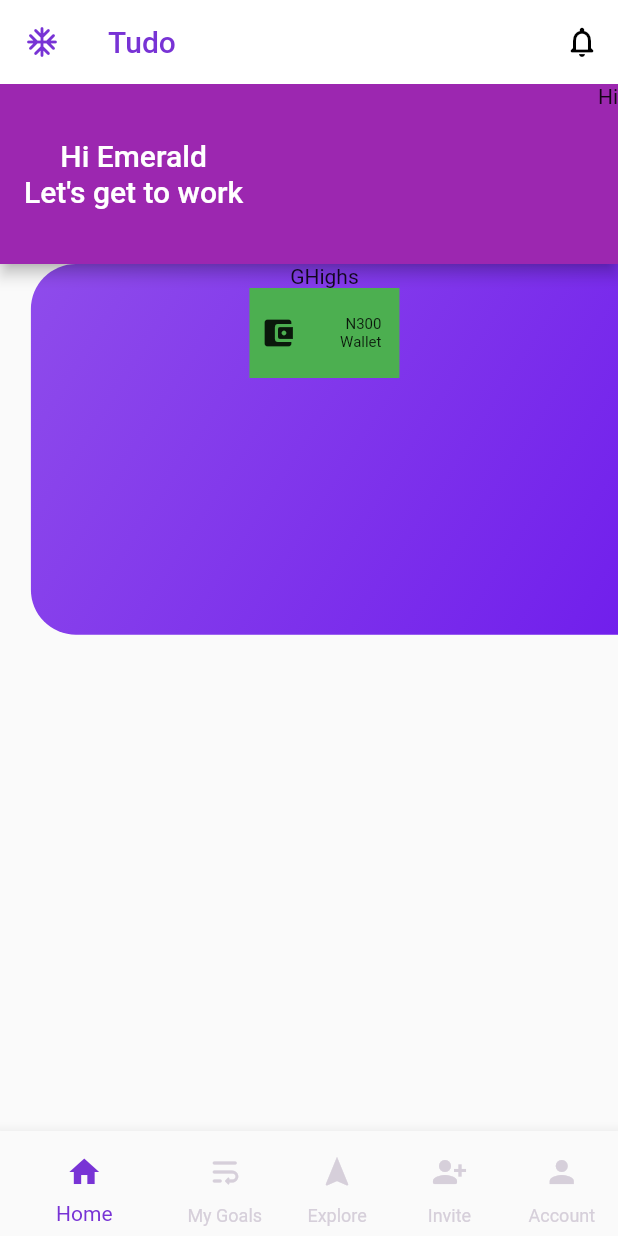
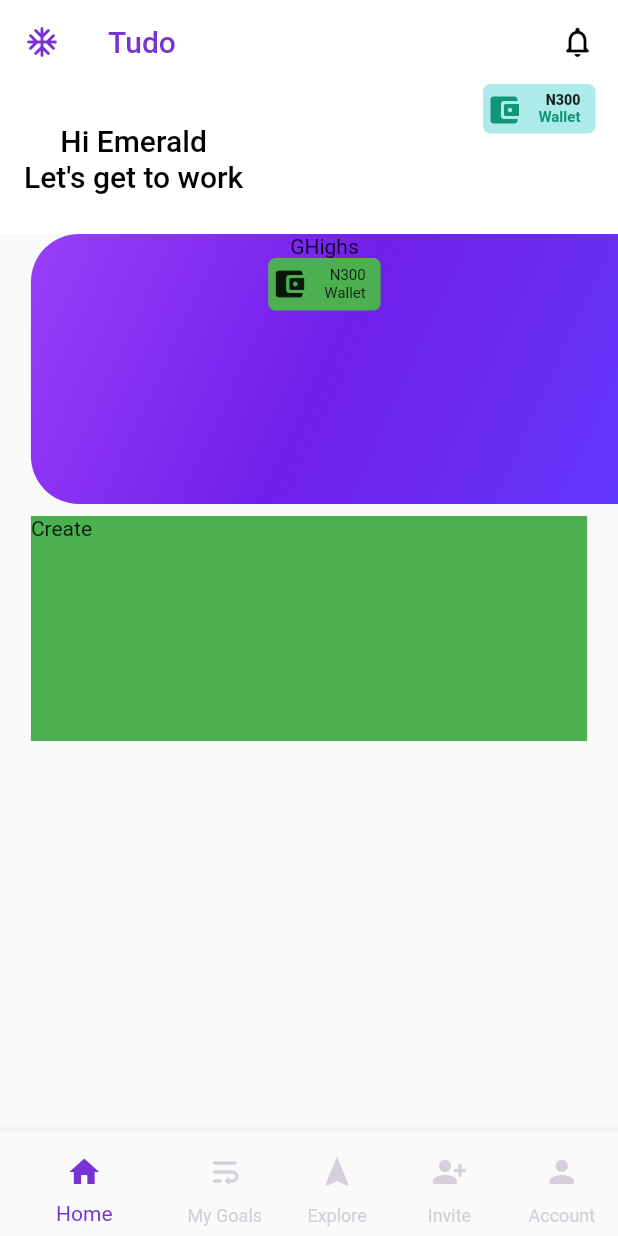
Before and after one commit to soNofNos/tudo_flutter, a Flutter app: the screen it shows after launch, on a phone screen of 412 x 824 dp. Run offline on Flutter 3.47's test engine with Material 2 defaults, Android fonts, the phone set to English and light mode, and no system bars.

Commit message:
Tudo App Presentation(Flutter)...update 10

```diff
--- a/lib/main_screen/home_screen.dart
+++ b/lib/main_screen/home_screen.dart
@@ -13,48 +13,113 @@ class _HomeState extends State<Home> {
   Widget build(BuildContext context) {
     return Scaffold(
       appBar: AppBar(
-        flexibleSpace: const Align(
-          alignment: Alignment.topRight,
-          child: Text("Hi"),
-        ),
-        toolbarHeight: 120.0,
+        backgroundColor: Colors.white,
+        bottomOpacity: 0.5,
+        elevation: 0.0,
+        toolbarHeight: 100.0,
         title: Column(
           children: const [
-            Text("Hi Emerald"),
+            Text(
+              "Hi Emerald",
+              style: TextStyle(
+                color: Colors.black,
+              ),
+            ),
             SizedBox(
               height: 1.0,
             ),
-            Text("Let's get to work"),
+            Text(
+              "Let's get to work",
+              style: TextStyle(
+                color: Colors.black,
+              ),
+            ),
+          ],
+        ),
+        flexibleSpace: Align(
+          alignment: Alignment.topRight,
+          child: Padding(
+            padding: const EdgeInsets.only(right: 15.0),
+            child: Container(
+              decoration: BoxDecoration(
+                color: const Color(0xFFACEBE9),
+                borderRadius: BorderRadius.circular(5.0),
+              ),
+              height: 33.0,
+              width: 75.0,
+              child: Padding(
+                padding: const EdgeInsets.only(
+                    top: 5.0, bottom: 5.0, left: 2.0, right: 10),
+                child: Row(
+                  mainAxisAlignment: MainAxisAlignment.center,
+                  crossAxisAlignment: CrossAxisAlignment.center,
+                  children: [
+                    const Icon(
+                      Icons.account_balance_wallet_rounded,
+                      color: Color(0xFF0F9676),
+                    ),
+                    const Spacer(),
+                    Column(
+                      mainAxisAlignment: MainAxisAlignment.center,
+                      crossAxisAlignment: CrossAxisAlignment.end,
+                      children: const [
+                        Text(
+                          "N300",
+                          style: TextStyle(
+                            fontSize: 9.5,
+                            fontWeight: FontWeight.w900,
+                          ),
+                        ),
+                        Text(
+                          "Wallet",
+                          style: TextStyle(
+                            color: Color(0xFF0F9676),
+                            fontSize: 10.0,
+                            fontWeight: FontWeight.w700,
+                          ),
+                        ),
+                      ],
+                    )
                   ],
                 ),
               ),
-      body: Stack(children: <Widget>[
-        Positioned(
-          right: 0.0,
+            ),
+          ),
+        ),
+      ),
+      body: SingleChildScrollView(
+        child: Column(children: <Widget>[
+          Align(
+            alignment: Alignment.topRight,
             child: Container(
-            height: MediaQuery.of(context).size.height * 0.3,
+              height: 180.0,
               width: MediaQuery.of(context).size.width * 0.95,
               decoration: const BoxDecoration(
-              borderRadius: BorderRadius.only(topLeft: Radius.circular(30.0), bottomLeft: Radius.circular(30.0)),
+                  borderRadius: BorderRadius.only(
+                      topLeft: Radius.circular(32.0),
+                      bottomLeft: Radius.circular(32.0)),
                   gradient: LinearGradient(
                       begin: Alignment.topLeft,
                       end: Alignment.bottomRight,
-                  colors:
-              [
-            Color.fromARGB(255,143,76,235),
-          Color.fromARGB(255,113,31,236),
-              ]
-              )
-            ),
+                      colors: [
+                        Color(0xFF9A3FFA),
+                        // Color.fromARGB(255,143,76,235),
+                        Color.fromARGB(255, 113, 31, 236),
+                        Color(0xFF6337FC),
+                      ])),
               child: Column(
                 children: [
                   const Center(child: Text("GHighs")),
                   Container(
+                    decoration: BoxDecoration(
                       color: Colors.green,
-                  height: 60.0,
-                  width: 100.0,
+                      borderRadius: BorderRadius.circular(5.0),
+                    ),
+                    height: 35.0,
+                    width: 75.0,
                     child: Padding(
-                    padding: const EdgeInsets.only(top: 8.0,bottom: 8.0, left:7.0, right: 12),
+                      padding: const EdgeInsets.only(
+                          top: 5.0, bottom: 5.0, left: 2.0, right: 10),
                       child: Row(
                         mainAxisAlignment: MainAxisAlignment.center,
                         crossAxisAlignment: CrossAxisAlignment.center,
@@ -65,12 +130,18 @@ class _HomeState extends State<Home> {
                             mainAxisAlignment: MainAxisAlignment.center,
                             crossAxisAlignment: CrossAxisAlignment.end,
                             children: const [
-                            Text("N300", style: TextStyle(
+                              Text(
+                                "N300",
+                                style: TextStyle(
                                   fontSize: 10.0,
-                            ),),
-                            Text("Wallet",style: TextStyle(
+                                ),
+                              ),
+                              Text(
+                                "Wallet",
+                                style: TextStyle(
                                   fontSize: 10.0,
-                            ),),
+                                ),
+                              ),
                             ],
                           )
                         ],
@@ -81,7 +152,37 @@ class _HomeState extends State<Home> {
               ),
             ),
           ),
+          Padding(
+            padding: EdgeInsets.symmetric(
+                horizontal: MediaQuery.of(context).size.width * 0.05,
+                vertical: 8.0),
+            child: Column(
+              children: [
+                Container(
+                    color: Colors.green,
+                    height: 150.0,
+                    child:
+                        const Align(alignment: Alignment.topLeft, child: Text("Create"))),
+              Padding(
+                padding: const EdgeInsets.symmetric(horizontal: 8.0),
+                child: Row(
+                  children: [
+                    Container(
+                      color: Colors.white,
+                      child: Column(
+                        children: <Widget>[
+
+                        ],
+                      ),
+                    ),
+                  ],
+                ),
+              )
+              ],
+            ),
+          )
         ]),
+      ),
     );
   }
 }
--- a/lib/main_screen/navigation_screen.dart
+++ b/lib/main_screen/navigation_screen.dart
@@ -41,7 +41,7 @@ class _NavigationPageState extends State<NavigationPage> {
         ),
         actions: const [
           Padding(
-            padding: EdgeInsets.only(right: 12.0),
+            padding: EdgeInsets.only(right: 15.0),
             child: Icon(
               Icons.notifications_none_rounded,
               color: Colors.black,
```
Lines whose indentation alone changed are shown as unchanged.
